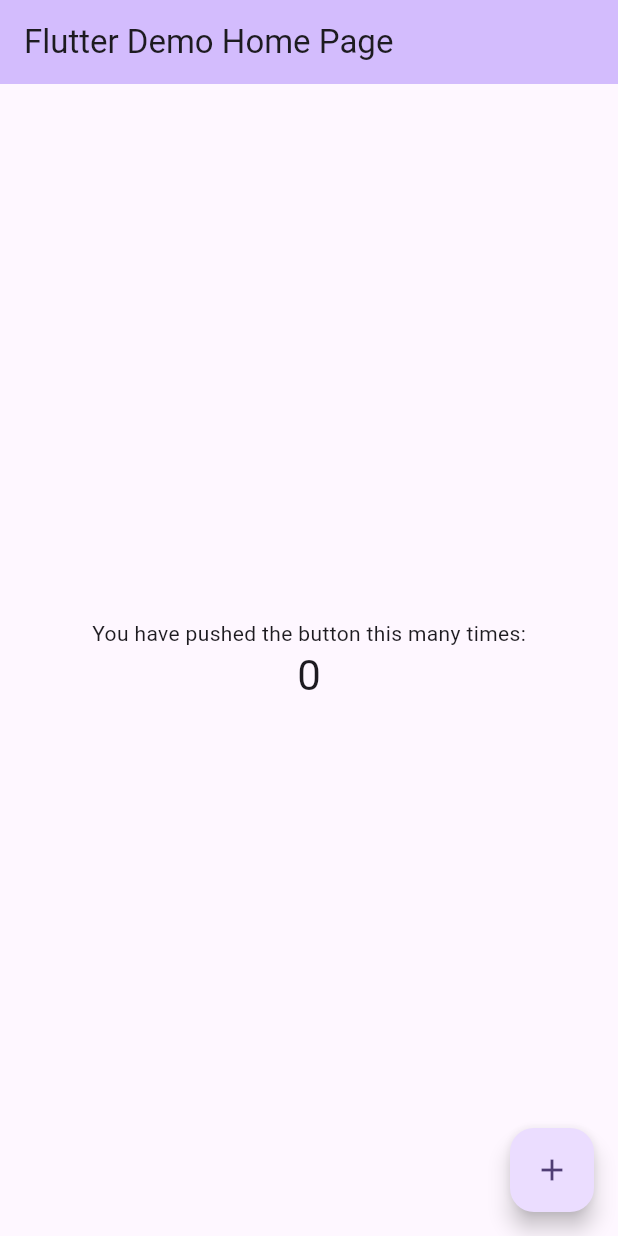
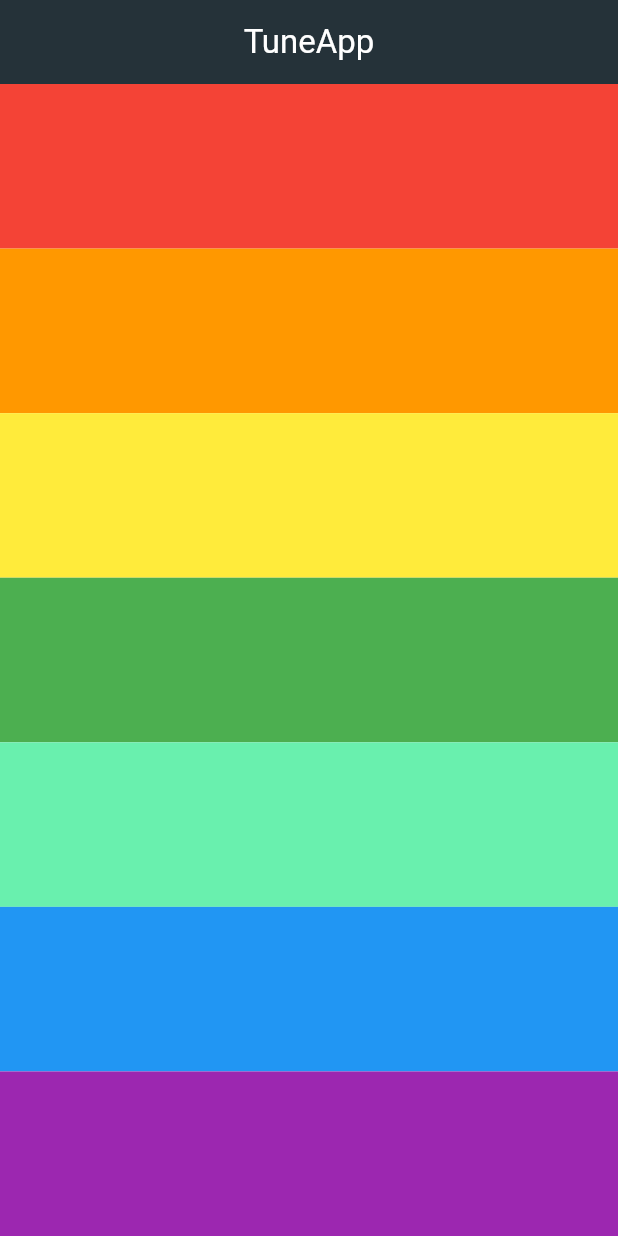
Before and after one commit to MahmoudMohamed5/tune, a Flutter app: the screen it shows after launch, on a phone screen of 412 x 824 dp. Run offline on Flutter 3.47's test engine with Material 3 defaults, Android fonts, the phone set to English and light mode, and no system bars; our stand-ins replace audioplayers.

Commit message:
finish app

```diff
--- a/lib/main.dart
+++ b/lib/main.dart
@@ -1,125 +1,18 @@
 import 'package:flutter/material.dart';
+import 'package:tune/views/home_view.dart';
 
 void main() {
-  runApp(const MyApp());
+  runApp(const TuneApp());
 }
 
-class MyApp extends StatelessWidget {
-  const MyApp({super.key});
+class TuneApp extends StatelessWidget {
+  const TuneApp({super.key});
 
-  // This widget is the root of your application.
   @override
   Widget build(BuildContext context) {
-    return MaterialApp(
-      title: 'Flutter Demo',
-      theme: ThemeData(
-        // This is the theme of your application.
-        //
-        // TRY THIS: Try running your application with "flutter run". You'll see
-        // the application has a purple toolbar. Then, without quitting the app,
-        // try changing the seedColor in the colorScheme below to Colors.green
-        // and then invoke "hot reload" (save your changes or press the "hot
-        // reload" button in a Flutter-supported IDE, or press "r" if you used
-        // the command line to start the app).
-        //
-        // Notice that the counter didn't reset back to zero; the application
-        // state is not lost during the reload. To reset the state, use hot
-        // restart instead.
-        //
-        // This works for code too, not just values: Most code changes can be
-        // tested with just a hot reload.
-        colorScheme: ColorScheme.fromSeed(seedColor: Colors.deepPurple),
-        useMaterial3: true,
-      ),
-      home: const MyHomePage(title: 'Flutter Demo Home Page'),
+    return const MaterialApp(
+      debugShowCheckedModeBanner: false,
+      home: HomeView(),
     );
   }
 }
-
-class MyHomePage extends StatefulWidget {
-  const MyHomePage({super.key, required this.title});
-
-  // This widget is the home page of your application. It is stateful, meaning
-  // that it has a State object (defined below) that contains fields that affect
-  // how it looks.
-
-  // This class is the configuration for the state. It holds the values (in this
-  // case the title) provided by the parent (in this case the App widget) and
-  // used by the build method of the State. Fields in a Widget subclass are
-  // always marked "final".
-
-  final String title;
-
-  @override
-  State<MyHomePage> createState() => _MyHomePageState();
-}
-
-class _MyHomePageState extends State<MyHomePage> {
-  int _counter = 0;
-
-  void _incrementCounter() {
-    setState(() {
-      // This call to setState tells the Flutter framework that something has
-      // changed in this State, which causes it to rerun the build method below
-      // so that the display can reflect the updated values. If we changed
-      // _counter without calling setState(), then the build method would not be
-      // called again, and so nothing would appear to happen.
-      _counter++;
-    });
-  }
-
-  @override
-  Widget build(BuildContext context) {
-    // This method is rerun every time setState is called, for instance as done
-    // by the _incrementCounter method above.
-    //
-    // The Flutter framework has been optimized to make rerunning build methods
-    // fast, so that you can just rebuild anything that needs updating rather
-    // than having to individually change instances of widgets.
-    return Scaffold(
-      appBar: AppBar(
-        // TRY THIS: Try changing the color here to a specific color (to
-        // Colors.amber, perhaps?) and trigger a hot reload to see the AppBar
-        // change color while the other colors stay the same.
-        backgroundColor: Theme.of(context).colorScheme.inversePrimary,
-        // Here we take the value from the MyHomePage object that was created by
-        // the App.build method, and use it to set our appbar title.
-        title: Text(widget.title),
-      ),
-      body: Center(
-        // Center is a layout widget. It takes a single child and positions it
-        // in the middle of the parent.
-        child: Column(
-          // Column is also a layout widget. It takes a list of children and
-          // arranges them vertically. By default, it sizes itself to fit its
-          // children horizontally, and tries to be as tall as its parent.
-          //
-          // Column has various properties to control how it sizes itself and
-          // how it positions its children. Here we use mainAxisAlignment to
-          // center the children vertically; the main axis here is the vertical
-          // axis because Columns are vertical (the cross axis would be
-          // horizontal).
-          //
-          // TRY THIS: Invoke "debug painting" (choose the "Toggle Debug Paint"
-          // action in the IDE, or press "p" in the console), to see the
-          // wireframe for each widget.
-          mainAxisAlignment: MainAxisAlignment.center,
-          children: <Widget>[
-            const Text(
-              'You have pushed the button this many times:',
-            ),
-            Text(
-              '$_counter',
-              style: Theme.of(context).textTheme.headlineMedium,
-            ),
-          ],
-        ),
-      ),
-      floatingActionButton: FloatingActionButton(
-        onPressed: _incrementCounter,
-        tooltip: 'Increment',
-        child: const Icon(Icons.add),
-      ), // This trailing comma makes auto-formatting nicer for build methods.
-    );
-  }
-}
--- /dev/null
+++ b/lib/models/tune_model.dart
@@ -0,0 +1,11 @@
+import 'package:flutter/material.dart';
+
+class TuneModel {
+  final String sound;
+  final Color color;
+
+const  TuneModel({
+    required this.sound,
+    required this.color,
+  });
+}
--- a/lib/utils/assets.dart
+++ b/lib/utils/assets.dart
@@ -2,17 +2,17 @@
 class Assets {
   Assets._();
 
-  static const String note1 = "assets/note1.wav";
+  static const String note1 = "note1.wav";
 
-  static const String note2 = "assets/note2.wav";
+  static const String note2 = "note2.wav";
 
-  static const String note3 = "assets/note3.wav";
+  static const String note3 = "note3.wav";
 
-  static const String note4 = "assets/note4.wav";
+  static const String note4 = "note4.wav";
 
-  static const String note5 = "assets/note5.wav";
+  static const String note5 = "note5.wav";
 
-  static const String note6 = "assets/note6.wav";
+  static const String note6 = "note6.wav";
 
-  static const String note7 = "assets/note7.wav";
+  static const String note7 = "note7.wav";
 }
--- /dev/null
+++ b/lib/views/home_view.dart
@@ -0,0 +1,56 @@
+import 'package:flutter/material.dart';
+import 'package:tune/models/tune_model.dart';
+import 'package:tune/utils/assets.dart';
+import 'package:tune/widgets/tune_item.dart';
+
+class HomeView extends StatelessWidget {
+  const HomeView({super.key});
+  final List<TuneModel> tuneList = const [
+    TuneModel(
+      sound: Assets.note1,
+      color: Colors.red,
+    ),
+    TuneModel(
+      sound: Assets.note2,
+      color: Colors.orange,
+    ),
+    TuneModel(
+      sound: Assets.note3,
+      color: Colors.yellow,
+    ),
+    TuneModel(
+      sound: Assets.note4,
+      color: Colors.green,
+    ),
+    TuneModel(
+      sound: Assets.note5,
+      color: Colors.greenAccent,
+    ),
+    TuneModel(
+      sound: Assets.note6,
+      color: Colors.blue,
+    ),
+    TuneModel(
+      sound: Assets.note7,
+      color: Colors.purple,
+    ),
+  ];
+  @override
+  Widget build(BuildContext context) {
+    return Scaffold(
+      appBar: AppBar(
+        title: const Text('TuneApp'),
+        centerTitle: true,
+        foregroundColor: Colors.white,
+        backgroundColor: const Color(0xff253239),
+      ),
+      body: Column(
+        children: tuneList
+            .map(
+              (e) => TuneItem(tuneModel: e),
+            )
+            .toList(),
+      ),
+    );
+  }
+}
--- /dev/null
+++ b/lib/widgets/tune_item.dart
@@ -0,0 +1,24 @@
+import 'package:audioplayers/audioplayers.dart';
+import 'package:flutter/material.dart';
+import 'package:tune/models/tune_model.dart';
+
+class TuneItem extends StatelessWidget {
+  const TuneItem({
+    super.key,
+    required this.tuneModel,
+  });
+  final TuneModel tuneModel;
+  @override
+  Widget build(BuildContext context) {
+    return Expanded(
+        child: GestureDetector(
+      onTap: () async {
+        final player = AudioPlayer();
+        await player.play(AssetSource(tuneModel.sound));
+      },
+      child: Container(
+        color: tuneModel.color,
+      ),
+    ));
+  }
+}
```
Also changed, not shown: pubspec.yaml (+6 -14 lines), pubspec.lock, 6 other files.
